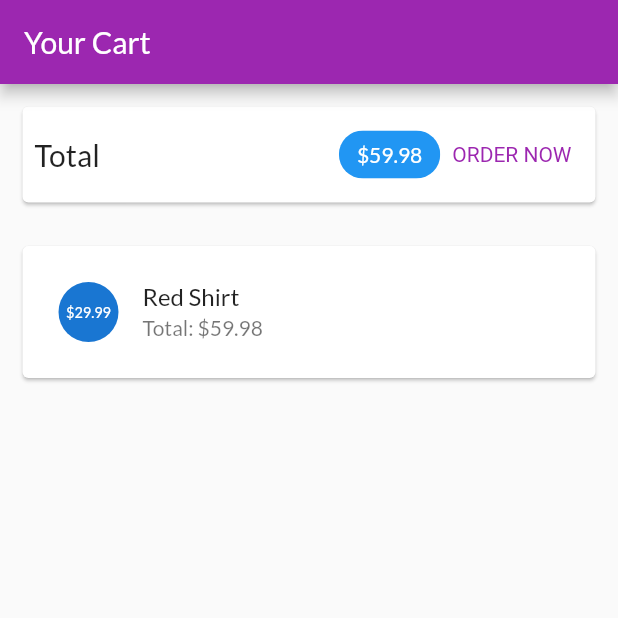
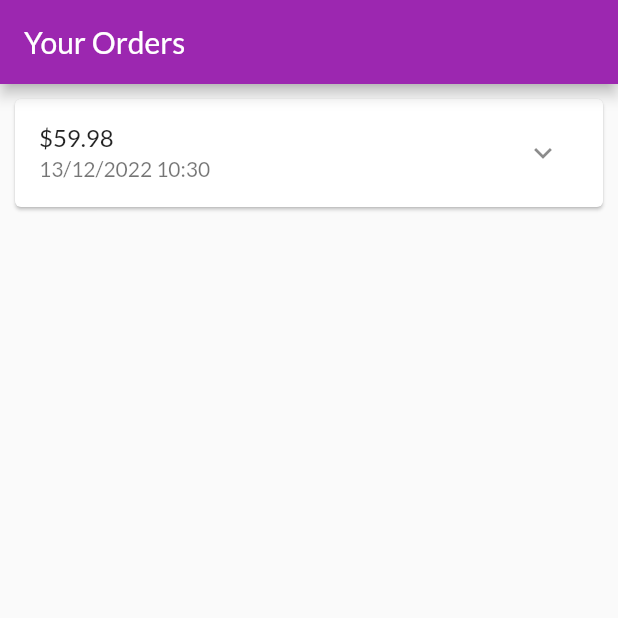
Before and after one commit to luong1799/CK21V7K019_MyShop_Lab2, a Flutter app: the screen it shows after launch, on a phone screen of 412 x 824 dp, the top half of it. Run offline on Flutter 3.47's test engine with Material 2 defaults, Android fonts, the phone set to English and light mode, and no system bars.

Commit message:
Xay dung trang cac dat hang

```diff
--- a/lib/main.dart
+++ b/lib/main.dart
@@ -5,6 +5,8 @@ import 'package:myshop/ui/products/products_manager.dart';
 import 'package:myshop/ui/products/user_products_screen.dart';
 import 'ui/products/product_overview_screen.dart';
 import 'ui/cart/cart_screen.dart';
+import 'ui/orders/orders_screen.dart';
+
 
 
 void main() {
@@ -29,7 +31,7 @@ class MyApp extends StatelessWidget {
         ),
       ),
       home: const SafeArea(
-        child: CartScreen(),
+        child: OrdersScreen(),
         // child: UserProductsScreen(),
       ),
     );
--- /dev/null
+++ b/lib/models/order_item.dart
@@ -0,0 +1,33 @@
+import 'cart_item.dart';
+
+class OrderItem {
+  final String? id;
+  final double? amount;
+  final List<CartItem> products;
+  final DateTime dateTime;
+
+  int get productCount {
+    return products.length;
+  }
+
+  OrderItem ({
+    this.id,
+    required this.amount,
+    required this.products,
+    DateTime? dateTime,
+  }) : dateTime = dateTime ?? DateTime.now();
+
+  OrderItem copyWith({
+    String? id,
+    double? amount,
+    List<CartItem>? products,
+    DateTime? dateTime,
+  }) {
+    return OrderItem(
+      id: id ?? this.id,
+      amount: amount ?? this.amount,
+      products: products ?? this.products,
+      dateTime: dateTime ?? this.dateTime,
+    );
+  }
+}
--- /dev/null
+++ b/lib/ui/orders/order_item_card.dart
@@ -0,0 +1,81 @@
+import 'dart:math';
+
+import 'package:flutter/material.dart';
+import 'package:intl/intl.dart';
+
+import '../../models/order_item.dart';
+
+class OrderItemCard extends StatefulWidget {
+  final OrderItem order;
+
+  const OrderItemCard(this.order, {super.key});
+
+  @override
+  State<OrderItemCard> createState() => _OrderItemCardState();
+}
+
+class _OrderItemCardState extends State<OrderItemCard> {
+  var _expanded = false;
+
+  @override
+  Widget build(BuildContext context) {
+    return Card(
+      margin: const EdgeInsets.all(10),
+      child: Column(
+        children: <Widget>[
+          buildOrderSummary(),
+          if (_expanded) buildOrderDetails()
+        ],
+      ),
+    );
+  }
+
+  Widget buildOrderDetails() {
+    return Container(
+      padding: const EdgeInsets.symmetric(horizontal: 15, vertical: 4),
+      height: min(widget.order.productCount * 20.0 + 10, 100),
+      child: ListView(
+        children: widget.order.products
+          .map(
+            (prod) => Row(
+              mainAxisAlignment: MainAxisAlignment.spaceBetween,
+              children: <Widget>[
+                Text(
+                  prod.title,
+                  style: const TextStyle(
+                    fontSize: 18,
+                    fontWeight: FontWeight.bold,
+                  ),
+                ),
+                Text(
+                  '${prod.quantity}x \$${prod.price}',
+                  style: const TextStyle(
+                    fontSize: 18,
+                    color: Colors.grey,
+                  ),
+                )
+              ],
+            ),
+          )
+          .toList(),
+      ),
+    );
+  }
+
+  Widget buildOrderSummary() {
+    return ListTile(
+      title: Text('\$${widget.order.amount}'),
+      subtitle: Text(
+        DateFormat('dd/MM/yyyy hh:mm').format(widget.order.dateTime),
+      ),
+      trailing:  IconButton(
+        icon: Icon(_expanded ? Icons.expand_less : Icons.expand_more),
+        onPressed: () {
+          setState (() {
+            _expanded = !_expanded;
+          });
+        },
+      ),
+    );
+  }
+}
--- /dev/null
+++ b/lib/ui/orders/order_manager.dart
@@ -0,0 +1,30 @@
+import 'package:flutter/cupertino.dart';
+
+import '../../models/cart_item.dart';
+import '../../models/order_item.dart';
+
+class OrdersManager with ChangeNotifier {
+  final List<OrderItem> _orders = [
+    OrderItem(
+      id: 'o1',
+      amount: 59.98,
+      products: [
+        CartItem(
+          id: 'c1',
+          title: 'Red Shirt',
+          price: 29.99,
+          quantity: 2,
+        )
+      ],
+      dateTime: DateTime.now(),
+    )
+  ];
+
+  int get orderCount {
+    return _orders.length;
+  }
+
+  List<OrderItem> get orders {
+    return [..._orders];
+  }
+}
--- /dev/null
+++ b/lib/ui/orders/orders_screen.dart
@@ -0,0 +1,23 @@
+import 'package:flutter/material.dart';
+
+import 'order_manager.dart';
+import 'order_item_card.dart';
+
+class OrdersScreen extends StatelessWidget {
+  const OrdersScreen({super.key});
+
+  @override
+  Widget build(BuildContext context) {
+    print('building orders');
+    final ordersManager = OrdersManager();
+    return Scaffold(
+      appBar: AppBar(
+        title: const Text('Your Orders'),
+      ),
+      body: ListView.builder(
+            itemCount: ordersManager.orderCount,
+            itemBuilder: (ctx, i) => OrderItemCard(ordersManager.orders[i]),
+          ),
+      );
+  }
+}
--- a/pubspec.yaml
+++ b/pubspec.yaml
@@ -31,6 +31,7 @@ environment:
 dependencies:
   flutter:
     sdk: flutter
+  intl: ^0.17.0
 
 
   # The following adds the Cupertino Icons font to your application.
```
Also changed, not shown: pubspec.lock.
